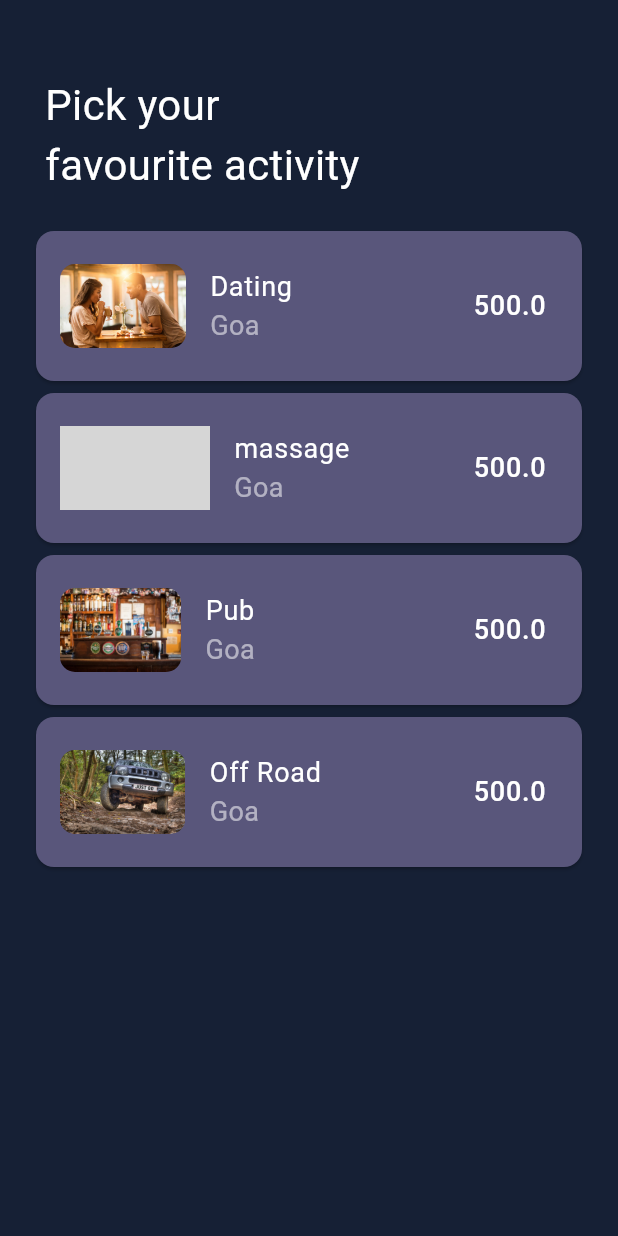
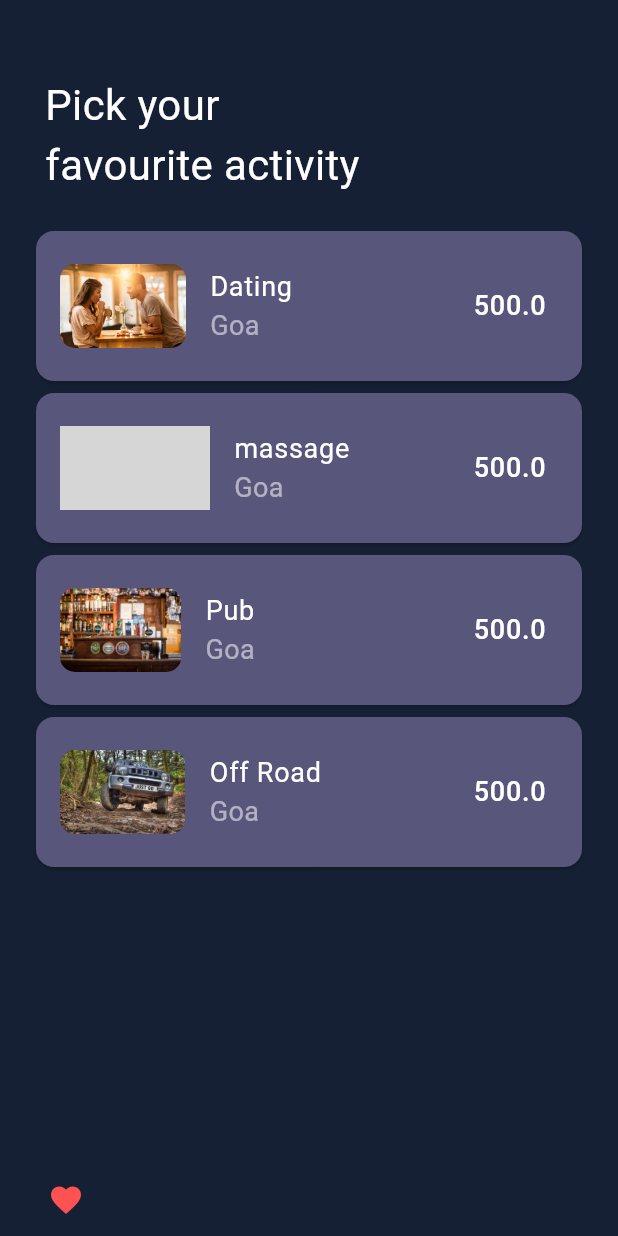
Before and after one commit to 9xRahul/flutter_animations, a Flutter app: the screen it shows after launch, on a phone screen of 412 x 824 dp. Run offline on Flutter 3.47's test engine with Material 3 defaults, Android fonts, the phone set to English and light mode, and no system bars; our stand-ins replace lorem_ipsum; grey boxes are pictures that could not be loaded.

```diff
--- a/lib/screens/home_page.dart
+++ b/lib/screens/home_page.dart
@@ -12,6 +12,8 @@ class HomePage extends StatefulWidget {
 
 class _HomePageState extends State<HomePage> {
   List<Activity> activities = [];
+
+  double targetValue = 24;
 
   @override
   void initState() {
@@ -84,6 +86,23 @@ class _HomePageState extends State<HomePage> {
                 },
               ),
             ),
+            TweenAnimationBuilder(
+              duration: Duration(seconds: 1),
+              tween: Tween<double>(begin: 0, end: targetValue),
+              child: Icon(Icons.favorite),
+              builder: (context, value, child) {
+                return IconButton(
+                  iconSize: value,
+                  color: Colors.redAccent,
+                  onPressed: () {
+                    setState(() {
+                      targetValue = targetValue == 24 ? 48 : 24;
+                    });
+                  },
+                  icon: child!,
+                );
+              },
+            ),
           ],
         ),
       ),
```
